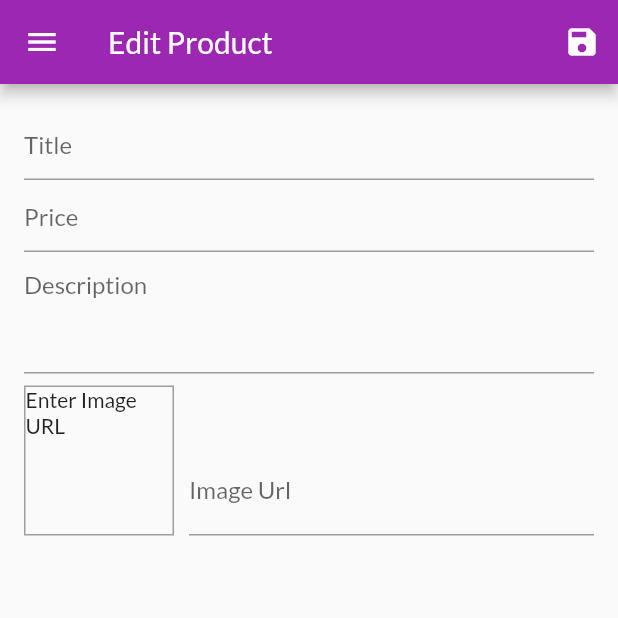
After one commit to ShrikantaMazumder/shopping-flutter, a Flutter app: the EditProductScreen screen opened by its route, on a phone screen of 412 x 824 dp, the top half of it. The commit adds this screen. Run offline on Flutter 3.47's test engine with Material 2 defaults, Android fonts, the phone set to English and light mode, and no system bars; network calls fail.

Commit message:
cart, provider, product details added

```diff
--- a/lib/providers/products_provider.dart
+++ b/lib/providers/products_provider.dart
@@ -51,7 +51,17 @@ class ProductsProvider with ChangeNotifier {
     return items.firstWhere((product) => product.id == id);
   }
 
-  void addProduct() {
+  void addProduct(Product product) {
+    final new_product = Product(
+      title: product.title,
+      price: product.price,
+      description: product.description,
+      imageUrl: product.imageUrl,
+      id: DateTime.now().toString(),
+    );
+
+    _items.add(new_product);
+    _items.insert(0, new_product); // Product will add at the beginning
     notifyListeners();
   }
 }
--- a/lib/routes/routes.dart
+++ b/lib/routes/routes.dart
@@ -1,19 +1,25 @@
 import 'package:flutter/material.dart';
 import 'package:shopping_flutter/screens/cart_screen.dart';
+import 'package:shopping_flutter/screens/edit_product_screen.dart';
 import 'package:shopping_flutter/screens/order_screen.dart';
 import 'package:shopping_flutter/screens/product_detail_screen.dart';
 import 'package:shopping_flutter/screens/product_overview.dart';
+import 'package:shopping_flutter/screens/user_products_screen.dart';
 
 class Routes {
   static const homeScreen = "/";
   static const productDetail = ProductDetailScreen.routeName;
   static const cartScreen = CartScreen.routeName;
   static const orderScreen = OrderScreen.routeName;
+  static const userProductScreen = UserProductsScreen.routeName;
+  static const editProductScreen = EditProductScreen.routeName;
 
   final routes = <String, WidgetBuilder>{
     Routes.homeScreen: (context) => ProductOverviewScreen(),
     Routes.productDetail: (context) => ProductDetailScreen(),
     Routes.cartScreen: (context) => CartScreen(),
     Routes.orderScreen: (context) => OrderScreen(),
+    Routes.userProductScreen: (context) => UserProductsScreen(),
+    Routes.editProductScreen: (context) => EditProductScreen(),
   };
 }
--- /dev/null
+++ b/lib/screens/edit_product_screen.dart
@@ -0,0 +1,229 @@
+import 'package:flutter/material.dart';
+import 'package:provider/provider.dart';
+import 'package:shopping_flutter/providers/product.dart';
+import 'package:shopping_flutter/providers/products_provider.dart';
+import 'package:shopping_flutter/widgets/app_drawer.dart';
+
+class EditProductScreen extends StatefulWidget {
+  static const routeName = "/product-detail";
+  @override
+  _EditProductScreenState createState() => _EditProductScreenState();
+}
+
+class _EditProductScreenState extends State<EditProductScreen> {
+  final _priceFocusNode = FocusNode();
+  final _descriptionFocusNode = FocusNode();
+  final _imageUrlFocusNode = FocusNode();
+  final _imageUrlController = TextEditingController();
+
+  final _formKey = GlobalKey<FormState>();
+
+  var _editedProduct = Product(
+    id: null,
+    title: "",
+    description: "",
+    price: 0,
+    imageUrl: "",
+  );
+
+  @override
+  void initState() {
+    _imageUrlFocusNode.addListener(_imageUrlListener);
+    super.initState();
+  }
+
+  @override
+  void dispose() {
+    _imageUrlFocusNode.removeListener(_imageUrlListener);
+    _priceFocusNode.dispose();
+    _descriptionFocusNode.dispose();
+    _imageUrlController.dispose();
+    super.dispose();
+  }
+
+  _imageUrlListener() {
+    if (!_imageUrlFocusNode.hasFocus) {
+      setState(() {});
+    }
+  }
+
+  _submitForm() {
+    final isValid = _formKey.currentState.validate();
+    if (!isValid) {
+      return;
+    }
+    _formKey.currentState.save();
+    Provider.of<ProductsProvider>(context, listen: false)
+        .addProduct(_editedProduct);
+    Navigator.of(context).pop();
+  }
+
+  @override
+  Widget build(BuildContext context) {
+    return Scaffold(
+      appBar: AppBar(
+        title: Text("Edit Product"),
+        actions: [
+          IconButton(
+            icon: Icon(Icons.save),
+            onPressed: _submitForm,
+          )
+        ],
+      ),
+      drawer: AppDrawer(),
+      body: Padding(
+        padding: const EdgeInsets.all(16.0),
+        child: Form(
+          key: _formKey,
+          child: ListView(
+            children: [
+              TextFormField(
+                decoration: InputDecoration(
+                  hintText: "Title",
+                ),
+                textInputAction: TextInputAction.next,
+                onFieldSubmitted: (_) {
+                  FocusScope.of(context).requestFocus(_priceFocusNode);
+                },
+                validator: (value) {
+                  if (value.isEmpty) {
+                    return "Please enter title";
+                  }
+                  return null;
+                },
+                onSaved: (newValue) {
+                  _editedProduct = Product(
+                    id: null,
+                    title: newValue,
+                    description: _editedProduct.description,
+                    price: _editedProduct.price,
+                    imageUrl: _editedProduct.imageUrl,
+                  );
+                },
+              ),
+              TextFormField(
+                decoration: InputDecoration(
+                  hintText: "Price",
+                ),
+                keyboardType: TextInputType.number,
+                textInputAction: TextInputAction.next,
+                focusNode: _priceFocusNode,
+                validator: (value) {
+                  if (value.isEmpty) {
+                    return "Please enter price";
+                  }
+                  if (double.tryParse(value) == null) {
+                    return "Please enter a valid number";
+                  }
+                  if (double.parse(value) <= 0) {
+                    return "Please enter greater than 0";
+                  }
+                  return null;
+                },
+                onSaved: (newValue) {
+                  _editedProduct = Product(
+                    id: null,
+                    title: _editedProduct.title,
+                    description: _editedProduct.description,
+                    price: double.parse(newValue),
+                    imageUrl: _editedProduct.imageUrl,
+                  );
+                },
+                onFieldSubmitted: (_) {
+                  FocusScope.of(context).requestFocus(_descriptionFocusNode);
+                },
+              ),
+              TextFormField(
+                decoration: InputDecoration(
+                  hintText: "Description",
+                ),
+                maxLines: 3,
+                keyboardType: TextInputType.multiline,
+                textInputAction: TextInputAction.next,
+                focusNode: _descriptionFocusNode,
+                validator: (value) {
+                  if (value.isEmpty) {
+                    return "Please enter description";
+                  }
+                  if (value.length < 10) {
+                    return "Should be at least 10 characters";
+                  }
+                  return null;
+                },
+                onSaved: (newValue) {
+                  _editedProduct = Product(
+                    id: null,
+                    title: _editedProduct.title,
+                    description: newValue,
+                    price: _editedProduct.price,
+                    imageUrl: _editedProduct.imageUrl,
+                  );
+                },
+              ),
+              Row(
+                crossAxisAlignment: CrossAxisAlignment.end,
+                children: [
+                  Container(
+                    width: 100,
+                    height: 100,
+                    margin: const EdgeInsets.only(
+                      top: 8,
+                      right: 10,
+                    ),
+                    decoration: BoxDecoration(
+                      border: Border.all(
+                        width: 1,
+                        color: Colors.grey,
+                      ),
+                    ),
+                    child: Container(
+                        child: _imageUrlController.text.isNotEmpty
+                            ? FittedBox(
+                                child: Image.network(_imageUrlController.text),
+                                fit: BoxFit.cover,
+                              )
+                            : Text("Enter Image URL")),
+                  ),
+                  Expanded(
+                    child: TextFormField(
+                      decoration: InputDecoration(labelText: "Image Url"),
+                      keyboardType: TextInputType.url,
+                      textInputAction: TextInputAction.done,
+                      controller: _imageUrlController,
+                      focusNode: _imageUrlFocusNode,
+                      onFieldSubmitted: (value) => _submitForm(),
+                      validator: (value) {
+                        if (value.isEmpty) {
+                          return "Please enter image url";
+                        }
+                        if (!value.startsWith("http") &&
+                            !value.startsWith("htpps")) {
+                          return "Please enter a valid url";
+                        }
+                        // if (!value.endsWith(".jpg") &&
+                        //     !value.endsWith(".jpeg") &&
+                        //     !value.endsWith(".png")) {
+                        //   return "Please enter a valid url";
+                        // }
+                        return null;
+                      },
+                      onSaved: (newValue) {
+                        _editedProduct = Product(
+                          id: null,
+                          title: _editedProduct.title,
+                          description: _editedProduct.description,
+                          price: _editedProduct.price,
+                          imageUrl: newValue,
+                        );
+                      },
+                    ),
+                  ),
+                ],
+              ),
+            ],
+          ),
+        ),
+      ),
+    );
+  }
+}
--- a/lib/widgets/app_drawer.dart
+++ b/lib/widgets/app_drawer.dart
@@ -1,5 +1,6 @@
 import 'package:flutter/material.dart';
 import 'package:shopping_flutter/screens/order_screen.dart';
+import 'package:shopping_flutter/screens/user_products_screen.dart';
 
 class AppDrawer extends StatelessWidget {
   @override
@@ -26,6 +27,14 @@ class AppDrawer extends StatelessWidget {
                 .pushReplacementNamed(OrderScreen.routeName),
           ),
           Divider(),
+          Divider(),
+          ListTile(
+            leading: Icon(Icons.edit),
+            title: Text("Products"),
+            onTap: () => Navigator.of(context)
+                .pushReplacementNamed(UserProductsScreen.routeName),
+          ),
+          Divider(),
         ],
       ),
     );
```
Also changed, not shown: lib/providers/cart.dart (+20 -0 lines), lib/screens/user_products_screen.dart (added, +36 -0 lines), lib/widgets/cart_screen_item.dart (+19 -0 lines), lib/widgets/product_item.dart (+13 -0 lines), lib/widgets/user_product_item.dart (added, +43 -0 lines).
